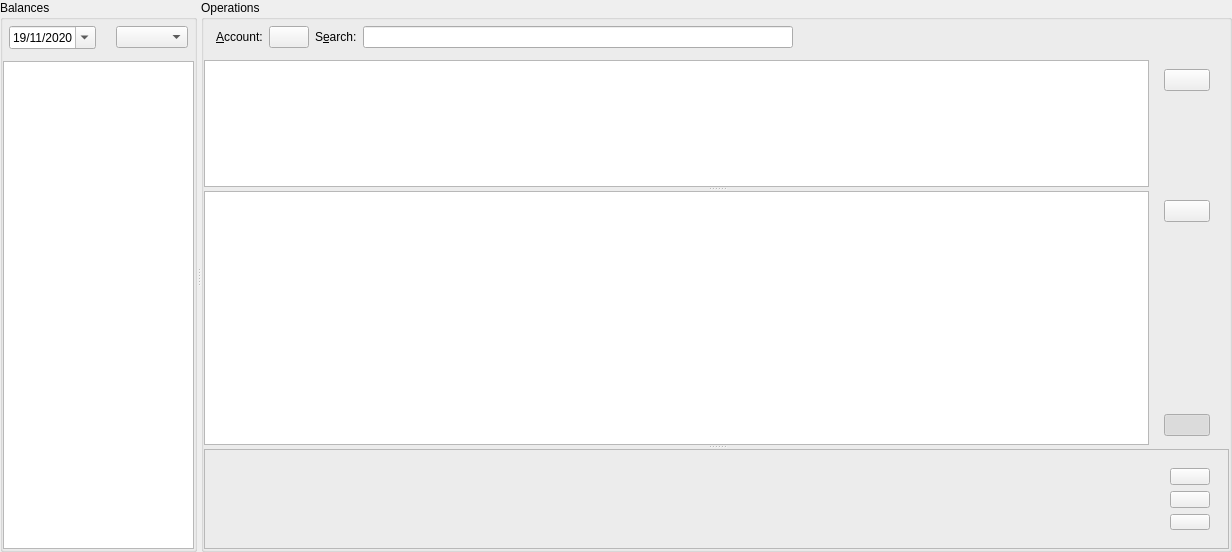
Before: the Qt Designer form jal/ui/operations_widget.ui in titov-vv/jal, drawn with Qt 5.
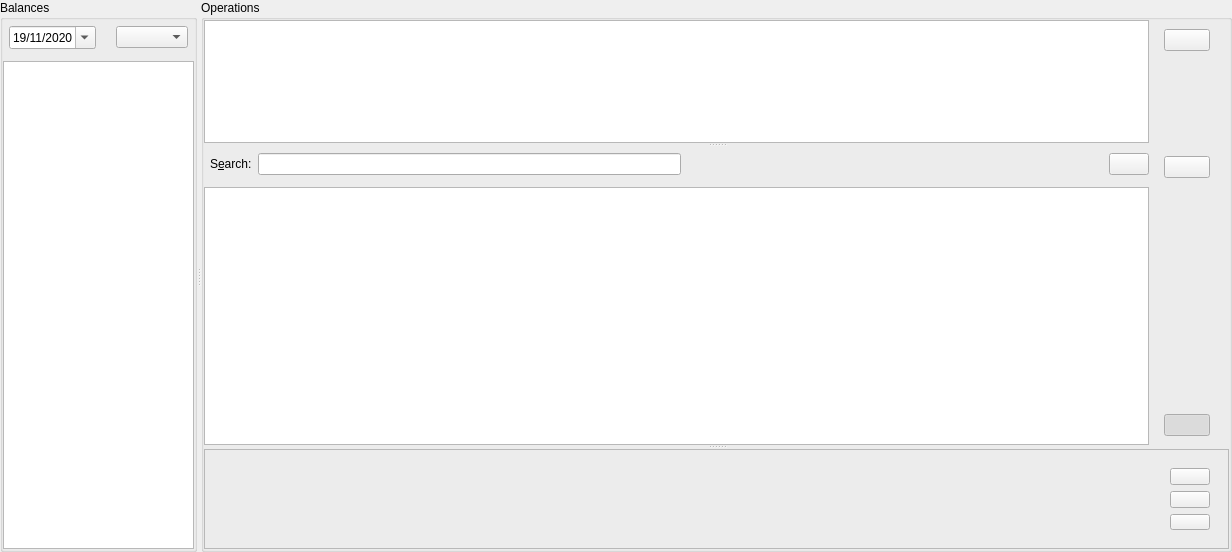
After: the same form once the commit is applied. Custom widgets are drawn as their Qt base class.

Commit message: Account selector was removed from main window: account is chosen in Balances, filter row moved above Operations table.

What changed in the file:
```diff
--- a/jal/ui/operations_widget.ui
+++ b/jal/ui/operations_widget.ui
@@ -148,105 +148,6 @@
        <property name="bottomMargin">
         <number>0</number>
        </property>
-       <item>
-        <widget class="QWidget" name="OperationConfigFrame">
-         <property name="enabled">
-          <bool>true</bool>
-         </property>
-         <layout class="QHBoxLayout" name="horizontalLayout_3">
-          <property name="leftMargin">
-           <number>6</number>
-          </property>
-          <property name="topMargin">
-           <number>6</number>
-          </property>
-          <property name="rightMargin">
-           <number>6</number>
-          </property>
-          <property name="bottomMargin">
-           <number>6</number>
-          </property>
-          <item>
-           <widget class="DateRangeSelector" name="DateRange">
-            <property name="ItemsList" stdset="0">
-             <string notr="true">week;month;quarter;year;all</string>
-            </property>
-           </widget>
-          </item>
-          <item>
-           <spacer name="accountGroupSpacer">
-            <property name="orientation">
-             <enum>Qt::Orientation::Horizontal</enum>
-            </property>
-            <property name="sizeType">
-             <enum>QSizePolicy::Fixed</enum>
-            </property>
-            <property name="sizeHint" stdset="0">
-             <size>
-              <width>0</width>
-              <height>20</height>
-             </size>
-            </property>
-           </spacer>
-          </item>
-          <item>
-           <widget class="QLabel" name="AccountLbl">
-            <property name="text">
-             <string>&amp;Account:</string>
-            </property>
-            <property name="buddy">
-             <cstring>ChooseAccountBtn</cstring>
-            </property>
-           </widget>
-          </item>
-          <item>
-           <widget class="AccountButton" name="ChooseAccountBtn"/>
-          </item>
-          <item>
-           <spacer name="searchGroupSpacer">
-            <property name="orientation">
-             <enum>Qt::Orientation::Horizontal</enum>
-            </property>
-            <property name="sizeType">
-             <enum>QSizePolicy::Fixed</enum>
-            </property>
-            <property name="sizeHint" stdset="0">
-             <size>
-              <width>0</width>
-              <height>20</height>
-             </size>
-            </property>
-           </spacer>
-          </item>
-          <item>
-           <widget class="QLabel" name="SearchLbl">
-            <property name="text">
-             <string>S&amp;earch:</string>
-            </property>
-            <property name="buddy">
-             <cstring>SearchString</cstring>
-            </property>
-           </widget>
-          </item>
-          <item>
-           <widget class="QLineEdit" name="SearchString"/>
-          </item>
-          <item>
-           <spacer name="horizontalSpacer">
-            <property name="orientation">
-             <enum>Qt::Orientation::Horizontal</enum>
-            </property>
-            <property name="sizeHint" stdset="0">
-             <size>
-              <width>40</width>
-              <height>20</height>
-             </size>
-            </property>
-           </spacer>
-          </item>
-         </layout>
-        </widget>
-       </item>
        <item>
         <widget class="QSplitter" name="OperationsDetailsSplitter">
          <property name="orientation">
@@ -362,6 +263,88 @@
              <number>0</number>
             </property>
             <item>
+             <layout class="QVBoxLayout" name="operationsListLayout">
+              <item>
+               <widget class="QWidget" name="OperationConfigFrame">
+                <property name="enabled">
+                 <bool>true</bool>
+                </property>
+                <layout class="QHBoxLayout" name="horizontalLayout_3">
+                 <property name="leftMargin">
+                  <number>0</number>
+                 </property>
+                 <property name="topMargin">
+                  <number>6</number>
+                 </property>
+                 <property name="rightMargin">
+                  <number>0</number>
+                 </property>
+                 <property name="bottomMargin">
+                  <number>6</number>
+                 </property>
+                 <item>
+                  <widget class="DateRangeSelector" name="DateRange">
+                   <property name="ItemsList" stdset="0">
+                    <string notr="true">week;month;quarter;year;all</string>
+                   </property>
+                  </widget>
+                 </item>
+                 <item>
+                  <spacer name="searchGroupSpacer">
+                   <property name="orientation">
+                    <enum>Qt::Orientation::Horizontal</enum>
+                   </property>
+                   <property name="sizeType">
+                    <enum>QSizePolicy::Fixed</enum>
+                   </property>
+                   <property name="sizeHint" stdset="0">
+                    <size>
+                     <width>0</width>
+                     <height>20</height>
+                    </size>
+                   </property>
+                  </spacer>
+                 </item>
+                 <item>
+                  <widget class="QLabel" name="SearchLbl">
+                   <property name="text">
+                    <string>S&amp;earch:</string>
+                   </property>
+                   <property name="buddy">
+                    <cstring>SearchString</cstring>
+                   </property>
+                  </widget>
+                 </item>
+                 <item>
+                  <widget class="QLineEdit" name="SearchString"/>
+                 </item>
+                 <item>
+                  <spacer name="horizontalSpacer">
+                   <property name="orientation">
+                    <enum>Qt::Orientation::Horizontal</enum>
+                   </property>
+                   <property name="sizeHint" stdset="0">
+                    <size>
+                     <width>40</width>
+                     <height>20</height>
+                    </size>
+                   </property>
+                  </spacer>
+                 </item>
+                 <item>
+                  <widget class="QPushButton" name="ResetAccountBtn">
+                   <property name="visible">
+                    <bool>false</bool>
+                   </property>
+                   <property name="toolTip">
+                    <string>Show all accounts</string>
+                   </property>
+                  </widget>
+                 </item>
+                </layout>
+               </widget>
+              </item>
+              <item>
              <widget class="QTableView" name="OperationsTableView">
               <property name="sizePolicy">
                <sizepolicy hsizetype="Expanding" vsizetype="Expanding">
@@ -389,6 +372,8 @@
               </attribute>
              </widget>
             </item>
+             </layout>
+            </item>
             <item>
              <widget class="QFrame" name="OperationsPaneButtons">
               <property name="sizePolicy">
@@ -581,11 +566,6 @@
    <extends>QComboBox</extends>
    <header>jal/widgets/account_select.h</header>
   </customwidget>
-  <customwidget>
-   <class>AccountButton</class>
-   <extends>QPushButton</extends>
-   <header>jal/widgets/account_select.h</header>
-  </customwidget>
   <customwidget>
    <class>JalOperationsTabs</class>
    <extends>QWidget</extends>
```
Left out of the diff: 6 changed lines with no effect on the pictures. Lines whose indentation alone changed are shown as unchanged. The commit also changes 27 other files.
